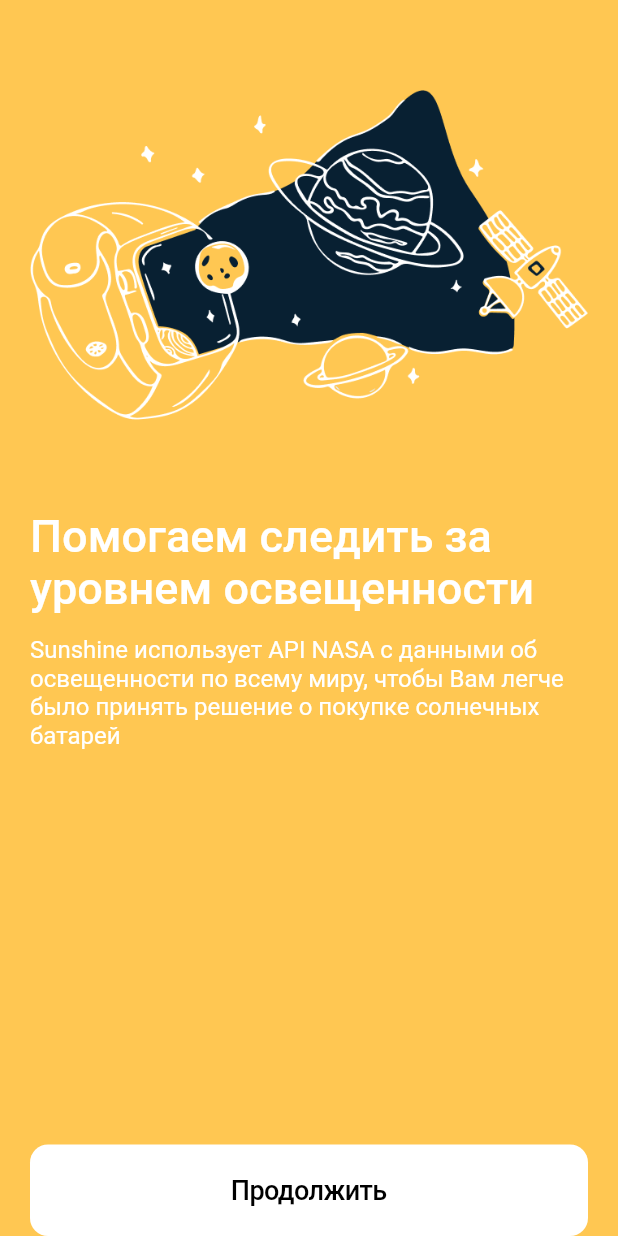
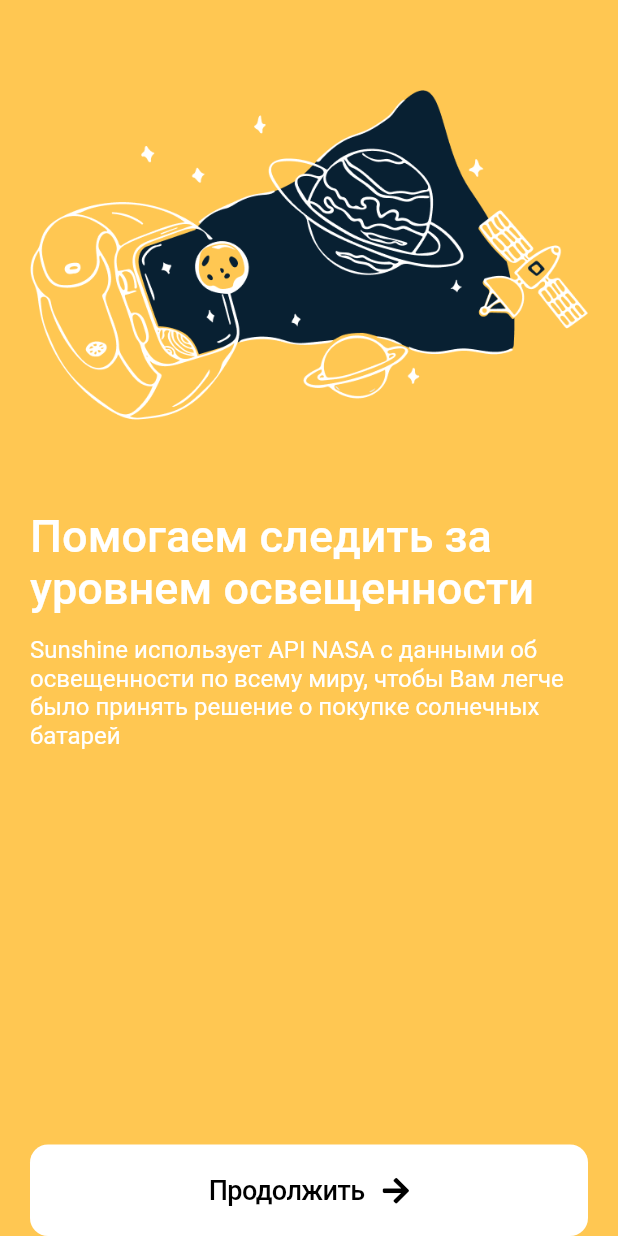
Before and after one commit to Crepiks/bright-sunshine, a Flutter app: the screen it shows after launch, on a phone screen of 412 x 824 dp. Run offline on Flutter 3.47's test engine with Material 2 defaults, Android fonts, the light colour scheme and no system bars; our stand-ins replace font_awesome_flutter.

Commit message:
feat: add arrow icon to continue button

```diff
--- a/lib/onboarding/views/welcome_view.dart
+++ b/lib/onboarding/views/welcome_view.dart
@@ -1,5 +1,6 @@
 import 'package:flutter/cupertino.dart';
 import 'package:flutter/material.dart';
+import 'package:font_awesome_flutter/font_awesome_flutter.dart';
 import 'package:sunshine/common/colors.dart';
 
 class WelcomeView extends StatelessWidget {
@@ -41,11 +42,24 @@ class WelcomeView extends StatelessWidget {
               child: CupertinoButton(
                   padding: const EdgeInsets.symmetric(vertical: 20),
                   borderRadius: const BorderRadius.all(Radius.circular(12)),
-                  child: const Text("Продолжить",
-                      style: TextStyle(
-                          color: Colors.black,
-                          fontWeight: FontWeight.w500,
-                          fontSize: 18)),
+                  child: Row(
+                    mainAxisAlignment: MainAxisAlignment.center,
+                    children: const [
+                      Padding(
+                        padding: EdgeInsets.only(right: 12),
+                        child: Text("Продолжить",
+                            style: TextStyle(
+                                color: Colors.black,
+                                fontWeight: FontWeight.w500,
+                                fontSize: 18)),
+                      ),
+                      FaIcon(
+                        FontAwesomeIcons.arrowRight,
+                        color: Colors.black,
+                        size: 20,
+                      )
+                    ],
+                  ),
                   color: Colors.white,
                   onPressed: () {
                     print("Continue");
```
